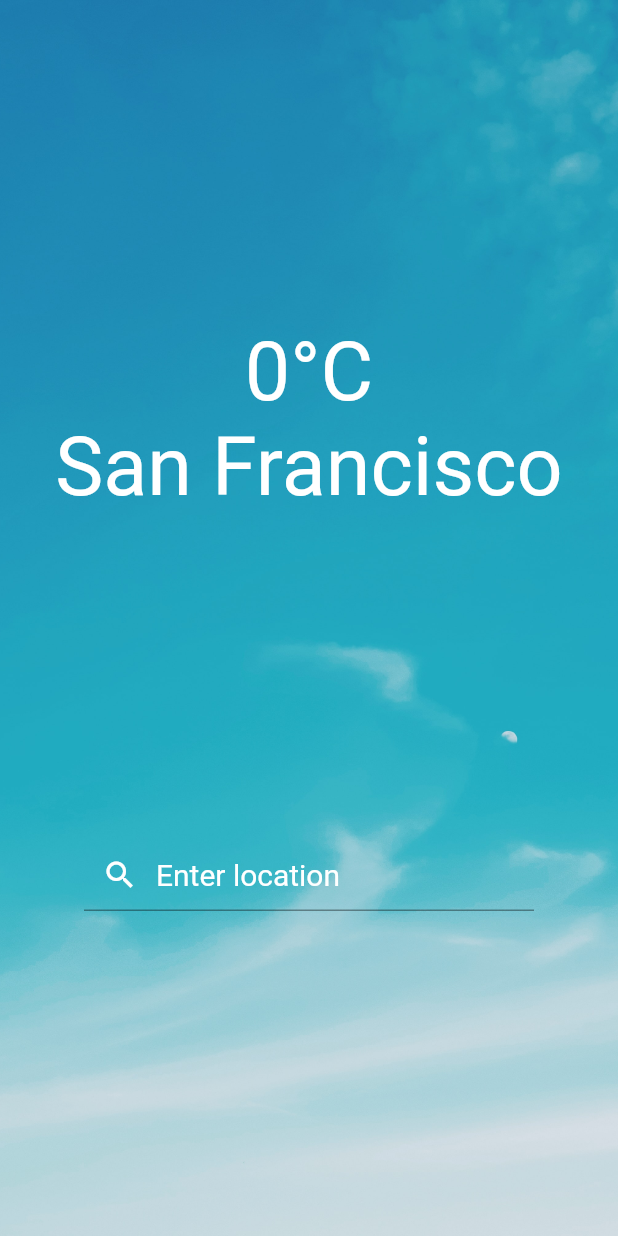
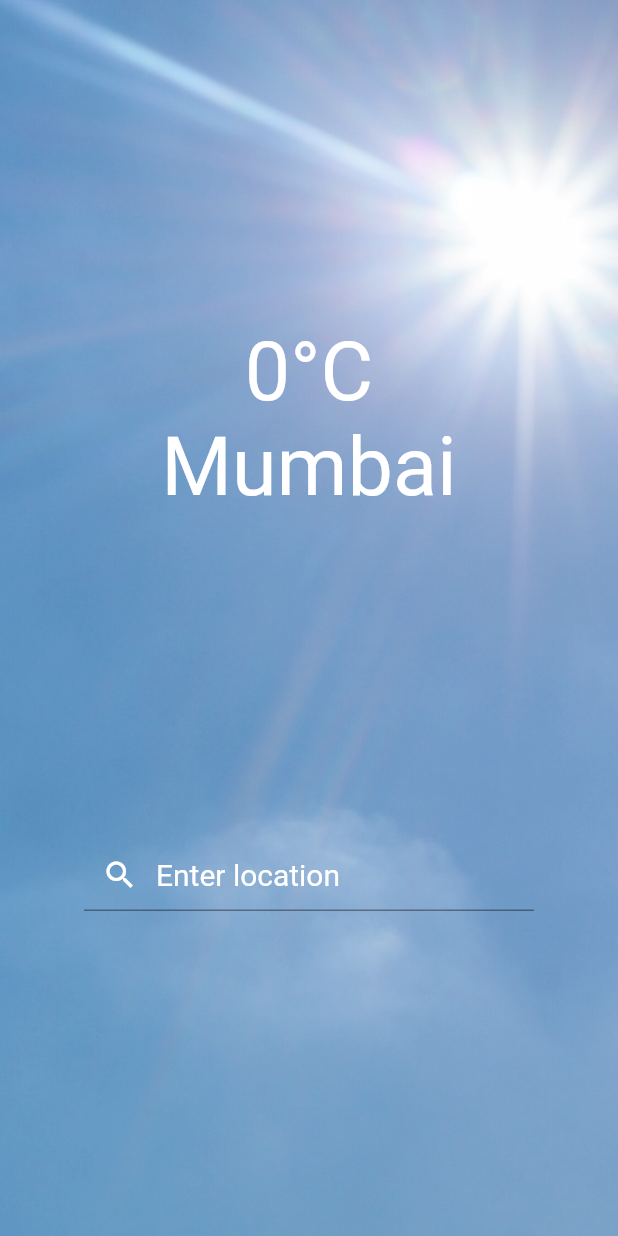
Before and after one commit to namanbegun/weather_app, a Flutter app: the screen it shows after launch, on a phone screen of 412 x 824 dp. Run offline on Flutter 3.47's test engine with Material 2 defaults, Android fonts, the phone set to English and light mode, and no system bars; network calls fail.

Commit message:
upload images

```diff
--- a/lib/main.dart
+++ b/lib/main.dart
@@ -19,7 +19,7 @@ class MyApp extends StatefulWidget {
 
 class _MyAppState extends State<MyApp> {
   int temperature = 0;
-  String location = 'San Francisco';
+  String location = 'Mumbai';
   int woeid = 2487956;
   String weather = 'clear';
   String searchApiUrl =
@@ -28,7 +28,6 @@ class _MyAppState extends State<MyApp> {
 
   @override
   initState() {
-    // TODO: implement initState
     super.initState();
     fetchlocation();
   }
```
Also changed, not shown: images/clear.png, images/hail.jpg (deleted), images/hail.png (added), images/heavyrain.jpg (deleted), images/heavyrain.png (added), images/sleet.png (added), images/snow.jpg (deleted), 1 other file.
